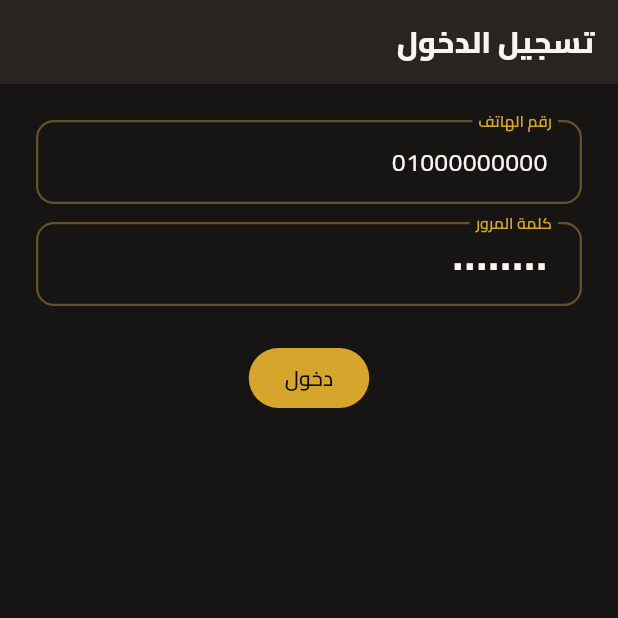
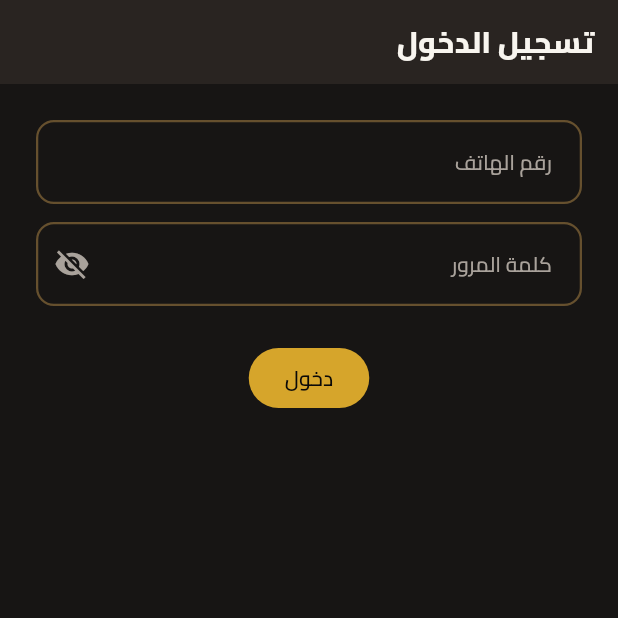
Before and after one commit to RewanElsonbaty/CODIT__task_app, a Flutter app: the screen it shows after launch, on a phone screen of 412 x 824 dp, the top half of it. Run offline on Flutter 3.47's test engine with Material 3 defaults, Android fonts, the phone set to English and light mode, and no system bars; our stand-ins replace app_links, bloc, connectivity_plus, dartz, decimal, device_info_plus and 11 more; accounts and stored records are empty; generated files the repository leaves out were written again.

Commit message:
feat: Improve login form - add hints, password visibility toggle

```diff
--- a/lib/features/authentication/presentation/widgets/login_form.dart
+++ b/lib/features/authentication/presentation/widgets/login_form.dart
@@ -13,8 +13,16 @@ class LoginForm extends StatefulWidget {
 }
 
 class _LoginFormState extends State<LoginForm> {
-  final _phone = TextEditingController(text: '01000000000');
-  final _password = TextEditingController(text: 'password');
+  final _phone = TextEditingController();
+  final _password = TextEditingController();
+  bool _obscurePassword = true;
+
+  @override
+  void dispose() {
+    _phone.dispose();
+    _password.dispose();
+    super.dispose();
+  }
 
   @override
   Widget build(BuildContext context) {
@@ -25,14 +33,32 @@ class _LoginFormState extends State<LoginForm> {
         children: [
           TextField(
             controller: _phone,
-            decoration: const InputDecoration(labelText: 'رقم الهاتف'),
+            decoration: const InputDecoration(
+              labelText: 'رقم الهاتف',
+              hintText: '01000000000',
+              border: OutlineInputBorder(),
+            ),
             keyboardType: TextInputType.phone,
           ),
           const SizedBox(height: 12),
           TextField(
             controller: _password,
-            decoration: const InputDecoration(labelText: 'كلمة المرور'),
-            obscureText: true,
+            decoration: InputDecoration(
+              labelText: 'كلمة المرور',
+              hintText: 'أدخل كلمة المرور',
+              border: const OutlineInputBorder(),
+              suffixIcon: IconButton(
+                icon: Icon(
+                  _obscurePassword ? Icons.visibility_off : Icons.visibility,
+                ),
+                onPressed: () {
+                  setState(() {
+                    _obscurePassword = !_obscurePassword;
+                  });
+                },
+              ),
+            ),
+            obscureText: _obscurePassword,
           ),
           const SizedBox(height: 24),
           if (state is AuthError)
```
